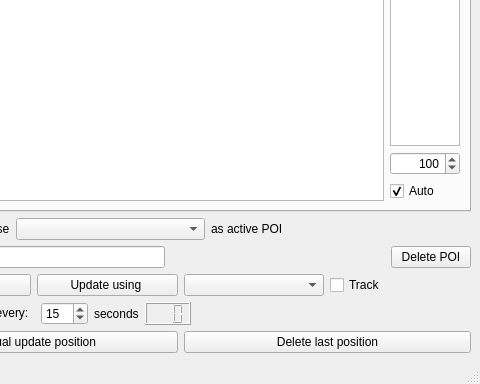
Above: gui/PoiManager/PoiManagerGuiUI.ui from Ulm-IQO/qudi before the change; both pictures show x 119 to 599 and y 354 to 738 of the 599 by 738 pixel window. Below: the same form after it.
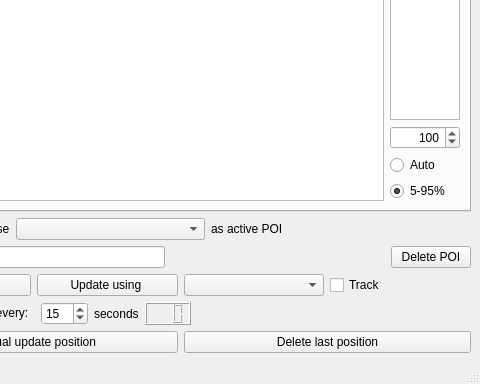
That is the form after the change. The open tabs and pages were chosen to show the change. Icons and pictures are not drawn. Custom widgets are drawn as their Qt base class.

```diff
--- a/gui/PoiManager/PoiManagerGuiUI.ui
+++ b/gui/PoiManager/PoiManagerGuiUI.ui
@@ -129,16 +129,6 @@
               </property>
              </widget>
             </item>
-            <item row="3" column="0">
-             <widget class="QCheckBox" name="roi_cb_auto_CheckBox">
-              <property name="text">
-               <string>Auto</string>
-              </property>
-              <property name="checked">
-               <bool>true</bool>
-              </property>
-             </widget>
-            </item>
             <item row="1" column="0">
              <widget class="PlotWidget" name="roi_cb_ViewWidget">
               <property name="sizePolicy">
@@ -155,6 +145,26 @@
               </property>
              </widget>
             </item>
+            <item row="3" column="0">
+             <widget class="QRadioButton" name="roi_cb_auto_RadioButton">
+              <property name="text">
+               <string>Auto</string>
+              </property>
+              <property name="checked">
+               <bool>false</bool>
+              </property>
+             </widget>
+            </item>
+            <item row="4" column="0">
+             <widget class="QRadioButton" name="roi_cb_5_95_RadioButton">
+              <property name="text">
+               <string>5-95%</string>
+              </property>
+              <property name="checked">
+               <bool>true</bool>
+              </property>
+             </widget>
+            </item>
            </layout>
           </item>
          </layout>
```
Left out of the diff: 2 changed lines with no effect on the pictures.
